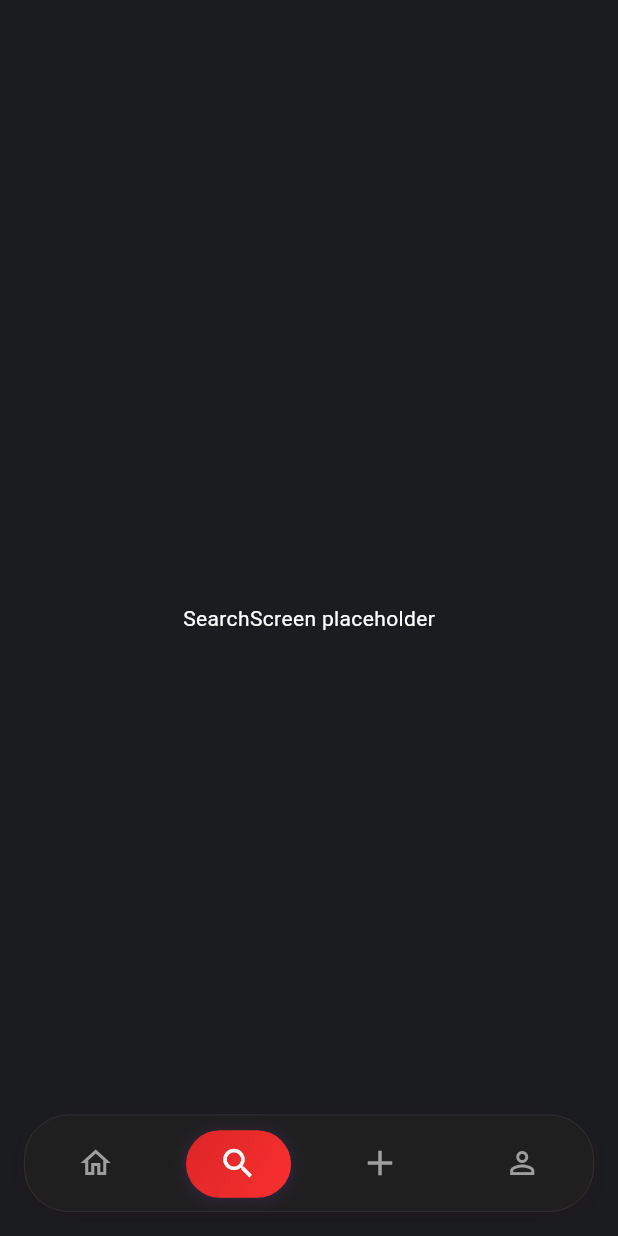
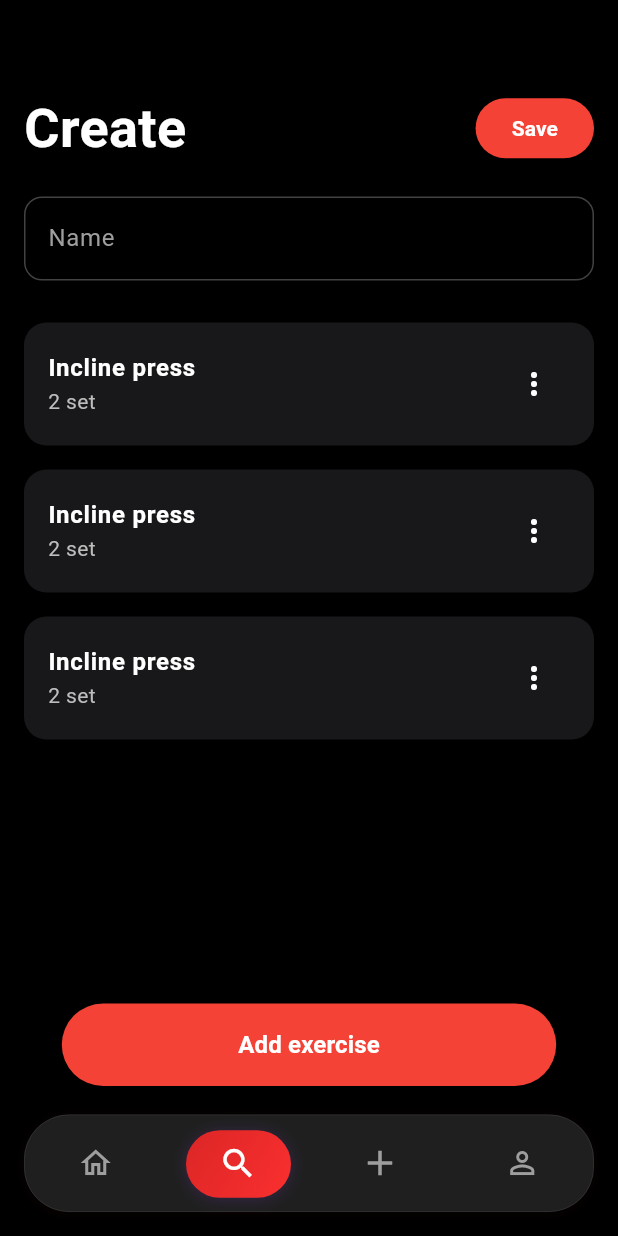
Before and after one commit to gabrielerneving/gym_application, a Flutter app: the screen it shows after launch, item 2 of the bottom bar chosen, on a phone screen of 412 x 824 dp. Run offline on Flutter 3.47's test engine with Material 3 defaults, Android fonts, the phone set to English and light mode, and no system bars.

Commit message:
en create exercise screen

```diff
--- /dev/null
+++ b/lib/models/exercise_model.dart
@@ -0,0 +1,11 @@
+class Exercise {
+  String name;
+  int sets;
+  String id;
+
+  Exercise({
+    required this.name,
+    required this.sets,
+    required this.id,
+  });
+}
--- a/lib/models/workout_model.dart
+++ b/lib/models/workout_model.dart
@@ -1,13 +1,16 @@
+import 'exercise_model.dart'; // Importera din Exercise-modell
+
 class WorkoutProgram {
   String title;
-  int exerciseCount;
-  String description;
+  List<Exercise> exercises; // Byt ut exerciseCount mot en lista
   String id;
+
+  // Enkel getter för att få antalet övningar
+  int get exerciseCount => exercises.length;
 
   WorkoutProgram({
     required this.title,
-    required this.exerciseCount,
-    required this.description,
+    required this.exercises,
     required this.id,
   });
 }
--- /dev/null
+++ b/lib/pages/create_workout.dart
@@ -0,0 +1,114 @@
+import 'package:flutter/material.dart';
+import '../models/exercise_model.dart'; // Importera dina modeller
+import '../widgets/exercise_list_item.dart'; // Importera din widget för listan
+
+class CreateWorkoutScreen extends StatefulWidget {
+  const CreateWorkoutScreen({Key? key}) : super(key: key);
+
+  @override
+  _CreateWorkoutScreenState createState() => _CreateWorkoutScreenState();
+}
+
+class _CreateWorkoutScreenState extends State<CreateWorkoutScreen> {
+  final _workoutNameController = TextEditingController();
+  final List<Exercise> _exercises = [
+    // Exempeldata, denna lista kommer du att kunna ändra
+    Exercise(name: 'Incline press', sets: 2, id: 'ex1'),
+    Exercise(name: 'Incline press', sets: 2, id: 'ex2'),
+    Exercise(name: 'Incline press', sets: 2, id: 'ex3'),
+  ];
+
+  @override
+  Widget build(BuildContext context) {
+    return Scaffold(
+      backgroundColor: Colors.black, // Sätter bakgrundsfärgen
+      body: Padding(
+        padding: const EdgeInsets.symmetric(horizontal: 16, vertical: 60),
+        child: Column(
+          crossAxisAlignment: CrossAxisAlignment.start,
+          children: [
+            Row(
+              mainAxisAlignment: MainAxisAlignment.spaceBetween,
+              children: [
+                Text(
+                  'Create',
+                  style: TextStyle(
+                    color: Colors.white,
+                    fontSize: 36,
+                    fontWeight: FontWeight.bold,
+                  ),
+                ),
+                ElevatedButton(
+                  onPressed: () {
+                    // Spara-logik här
+                  },
+                  style: ElevatedButton.styleFrom(backgroundColor: Colors.red),
+                  child: Text(
+                    'Save',
+                    style: TextStyle(
+                      color: Colors.white,
+                      fontSize: 14,
+                      fontWeight: FontWeight.bold,
+                    ),
+                  ),
+                ),
+              ],
+            ),
+            const SizedBox(height: 20),
+            TextField(
+              controller: _workoutNameController,
+              style: TextStyle(color: Colors.white),
+              decoration: InputDecoration(
+                labelText: 'Name',
+                labelStyle: TextStyle(color: Colors.grey),
+                border: OutlineInputBorder(
+                  borderRadius: BorderRadius.circular(12), // default rundade hörn
+                ),
+                enabledBorder: OutlineInputBorder(
+                  borderRadius: BorderRadius.circular(12), // rundade hörn även här
+                  borderSide: BorderSide(color: Colors.grey.shade800),
+                ),
+                focusedBorder: OutlineInputBorder(
+                  borderRadius: BorderRadius.circular(12), // rundade hörn när fältet är aktivt
+                  borderSide: BorderSide(color: Colors.red),
+                ),
+              ),
+            ),
+
+            const SizedBox(height: 20),
+             Expanded(
+              child: ListView.builder(
+                itemCount: _exercises.length,
+                itemBuilder: (context, index) {
+                  // Ersätt den gamla Card-logiken med din nya widget!
+                  return ExerciseListItem(exercise: _exercises[index]);
+                },
+              ),
+            ),
+            const SizedBox(height: 20),
+            Center(
+              child: ElevatedButton(
+                onPressed: () {
+                  // Logik för att lägga till en ny övning
+                },
+                style: ElevatedButton.styleFrom(
+                  backgroundColor: Colors.red,
+                  minimumSize: Size(MediaQuery.of(context).size.width * 0.8, 55), // 80% av skärmbredden
+                ),
+                child: Text(
+                      'Add exercise',
+                      style: TextStyle(
+                        color: Colors.white,
+                        fontSize: 16,
+                        fontWeight: FontWeight.bold,
+                      ),
+                    ),
+              ),
+            ),
+            const SizedBox(height: 40), // Extra utrymme för navigation bar
+          ],
+        ),
+      ),
+    );
+  }
+}
--- a/lib/pages/main_screen.dart
+++ b/lib/pages/main_screen.dart
@@ -1,7 +1,7 @@
 import 'package:flutter/material.dart';
 
 import 'home_screen.dart';
-import 'search_screen.dart';
+import 'create_workout.dart';
 import 'create_review_screen.dart';
 import 'profile_screen.dart';
 
@@ -53,7 +53,7 @@ class _MainScreenState extends State<MainScreen> with TickerProviderStateMixin {
         _onItemTapped(3); // Anropa din befintliga metod för att byta flik till index 3 (Profile)
       },
     ),
-      const SearchScreen(),
+      const CreateWorkoutScreen(),
       CreateReviewScreen(
         onReviewPosted: (indexToGoTo) {
           setState(() {
--- a/lib/pages/search_screen.dart
+++ /dev/null
@@ -1,12 +0,0 @@
-import 'package:flutter/material.dart';
-
-class SearchScreen extends StatelessWidget {
-  const SearchScreen({Key? key}) : super(key: key);
-
-  @override
-  Widget build(BuildContext context) {
-    return Center(
-      child: Text('SearchScreen placeholder', style: TextStyle(color: Colors.white)),
-    );
-  }
-}
--- /dev/null
+++ b/lib/widgets/exercise_list_item.dart
@@ -0,0 +1,50 @@
+import 'package:flutter/material.dart';
+import '../models/exercise_model.dart'; // Se till att sökvägen till din modell är korrekt
+
+class ExerciseListItem extends StatelessWidget {
+  // Denna widget tar emot ett Exercise-objekt för att veta vad den ska visa.
+  final Exercise exercise;
+
+  const ExerciseListItem({
+    Key? key,
+    required this.exercise,
+  }) : super(key: key);
+
+  @override
+  Widget build(BuildContext context) {
+    return Card(
+      color: Color(0xFF18181B), // Mörkgrå färg som i din design
+      margin: const EdgeInsets.symmetric(vertical: 8.0), // Lite utrymme mellan varje item
+      shape: RoundedRectangleBorder(
+        borderRadius: BorderRadius.circular(15.0), // Rundade hörn
+      ),
+      child: ListTile(
+        contentPadding: const EdgeInsets.symmetric(horizontal: 16.0, vertical: 5.0),
+        title: Text(
+          exercise.name,
+          style: const TextStyle(
+            color: Colors.white,
+            fontWeight: FontWeight.bold,
+          ),
+        ),
+        subtitle: Text(
+          '${exercise.sets} set',
+          style: TextStyle(
+            color: Colors.grey.shade400,
+          ),
+        ),
+        trailing: IconButton(
+          icon: const Icon(
+            Icons.more_vert, // De tre prickarna
+            color: Colors.white,
+          ),
+          onPressed: () {
+            // Här kan du lägga till logik för vad som händer när man trycker,
+            // t.ex. visa en meny för att redigera eller ta bort.
+            print('Menu button for ${exercise.name} pressed');
+          },
+        ),
+      ),
+    );
+  }
+}
```
